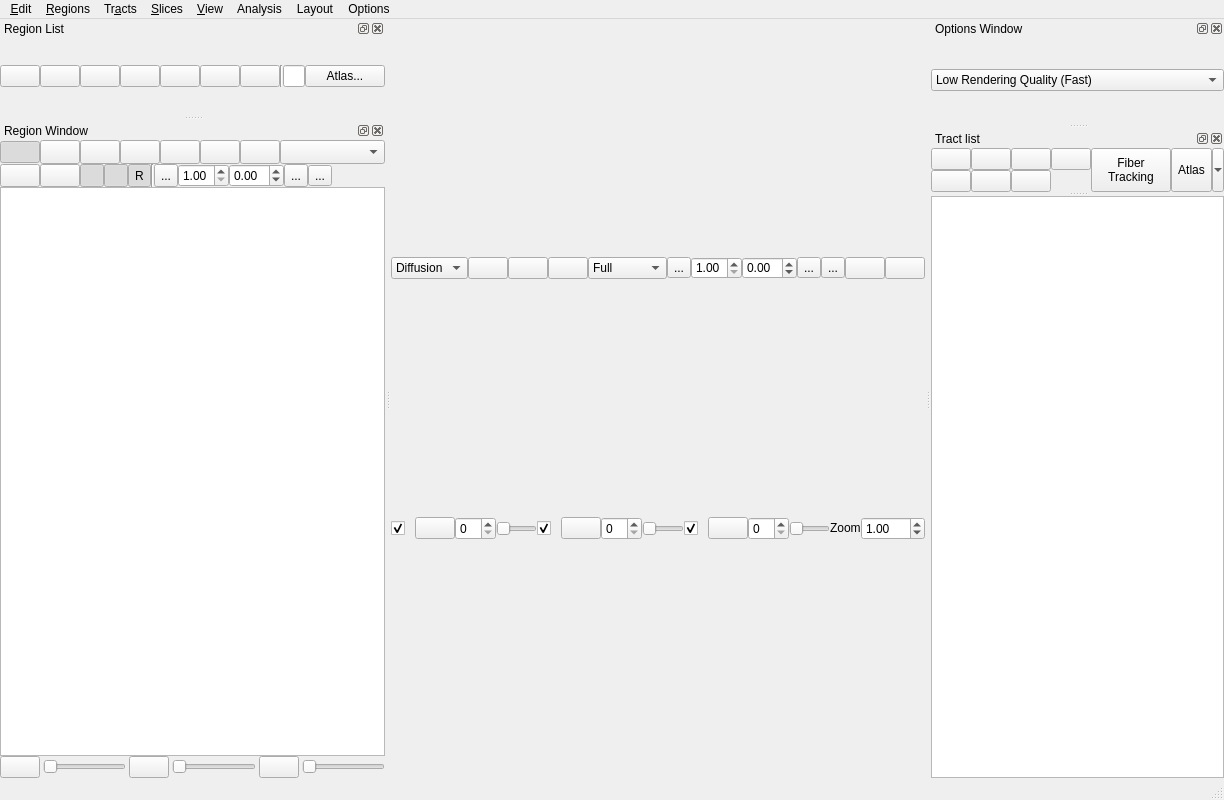
This is tracking/tracking_window.ui in frankyeh/DSI-Studio as Qt 5 draws it before an edit. The edited form follows.
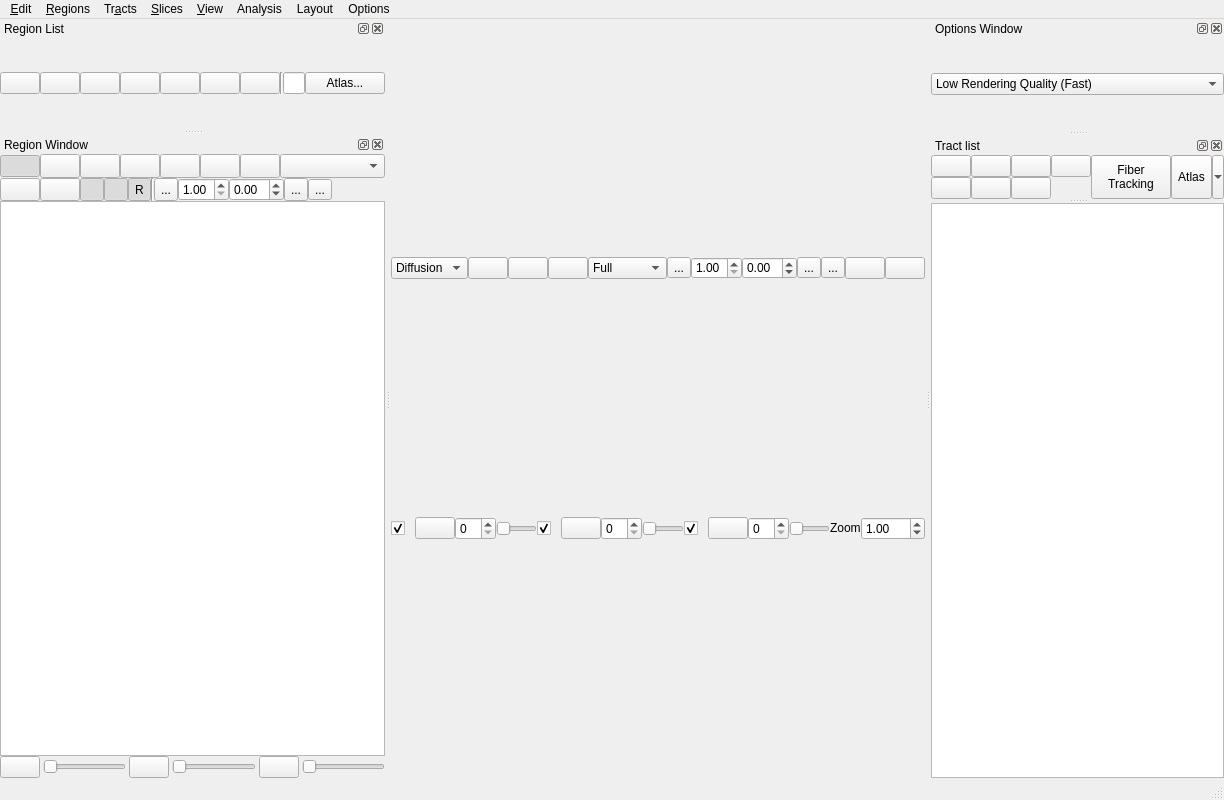
This is the edited form. Icons and pictures are not drawn. Custom widgets are drawn as their Qt base class.

Commit message: [ana]depp learning for tracking

Patch:
```diff
--- a/tracking/tracking_window.ui
+++ b/tracking/tracking_window.ui
@@ -641,8 +641,8 @@
    </property>
    <property name="minimumSize">
     <size>
-     <width>0</width>
-     <height>0</height>
+     <width>332</width>
+     <height>48</height>
     </size>
    </property>
    <property name="maximumSize">
@@ -896,8 +896,8 @@
    </property>
    <property name="minimumSize">
     <size>
-     <width>0</width>
-     <height>0</height>
+     <width>173</width>
+     <height>44</height>
     </size>
    </property>
    <property name="windowTitle">
@@ -1262,8 +1262,8 @@
    </property>
    <property name="minimumSize">
     <size>
-     <width>0</width>
-     <height>0</height>
+     <width>247</width>
+     <height>156</height>
     </size>
    </property>
    <property name="maximumSize">
@@ -1639,8 +1639,8 @@
    </property>
    <property name="minimumSize">
     <size>
-     <width>0</width>
-     <height>0</height>
+     <width>292</width>
+     <height>171</height>
     </size>
    </property>
    <property name="floating">
```
Left out of the diff: 28 changed lines with no effect on the pictures. The commit also changes 18 other files.
